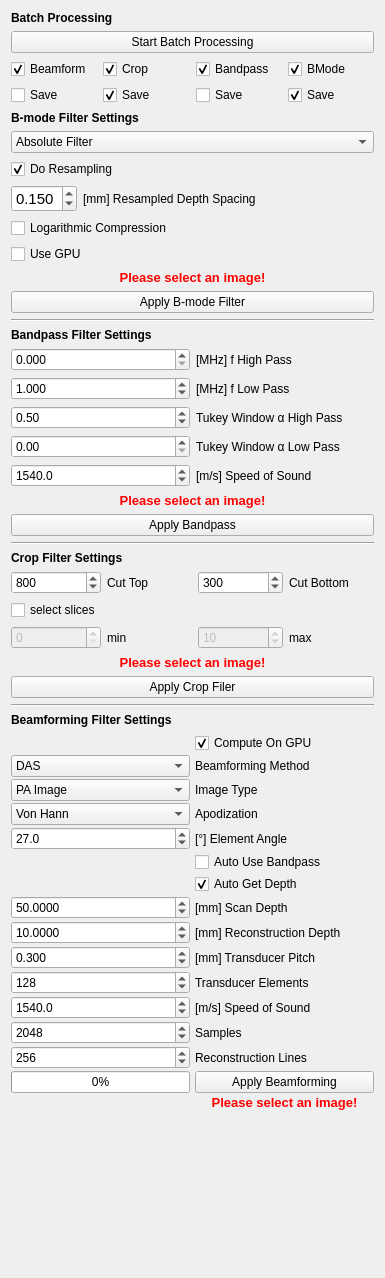
Above: Plugins/org.mitk.gui.qt.photoacoustics.imageprocessing/src/internal/PAImageProcessingControls.ui from MITK/MITK before the change. Below: the same form after it.
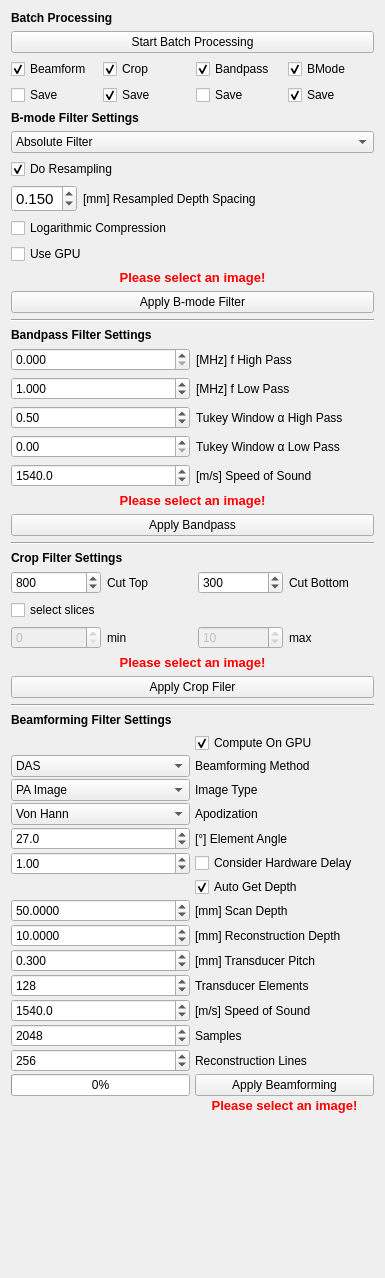
That is the form after the change.

Commit message: Added the feature to cut off the delay before beamforming

What changed in the file:
```diff
--- a/Plugins/org.mitk.gui.qt.photoacoustics.imageprocessing/src/internal/PAImageProcessingControls.ui
+++ b/Plugins/org.mitk.gui.qt.photoacoustics.imageprocessing/src/internal/PAImageProcessingControls.ui
@@ -567,7 +567,7 @@
        <property name="verticalSpacing">
         <number>2</number>
        </property>
-       <item row="21" column="0">
+       <item row="20" column="0">
         <widget class="QDoubleSpinBox" name="SpeedOfSound">
          <property name="sizePolicy">
           <sizepolicy hsizetype="Preferred" vsizetype="Fixed">
@@ -592,7 +592,7 @@
          </property>
         </widget>
        </item>
-       <item row="16" column="1">
+       <item row="15" column="1">
         <widget class="QCheckBox" name="UseImageSpacing">
          <property name="text">
           <string>Auto Get Depth</string>
@@ -602,14 +602,14 @@
          </property>
         </widget>
        </item>
-       <item row="25" column="1">
+       <item row="24" column="1">
         <widget class="QPushButton" name="buttonApplyBeamforming">
          <property name="text">
           <string>Apply Beamforming</string>
          </property>
         </widget>
        </item>
-       <item row="16" column="0">
+       <item row="15" column="0">
         <widget class="QLabel" name="label_14">
          <property name="text">
           <string/>
@@ -623,14 +623,14 @@
          </property>
         </widget>
        </item>
-       <item row="17" column="1">
+       <item row="16" column="1">
         <widget class="QLabel" name="label">
          <property name="text">
           <string>[mm] Scan Depth</string>
          </property>
         </widget>
        </item>
-       <item row="19" column="0">
+       <item row="18" column="0">
         <widget class="QDoubleSpinBox" name="Pitch">
          <property name="sizePolicy">
           <sizepolicy hsizetype="Preferred" vsizetype="Fixed">
@@ -655,14 +655,14 @@
          </property>
         </widget>
        </item>
-       <item row="20" column="1">
+       <item row="19" column="1">
         <widget class="QLabel" name="label_5">
          <property name="text">
           <string>Transducer Elements</string>
          </property>
         </widget>
        </item>
-       <item row="17" column="0">
+       <item row="16" column="0">
         <widget class="QDoubleSpinBox" name="ScanDepth">
          <property name="sizePolicy">
           <sizepolicy hsizetype="Preferred" vsizetype="Fixed">
@@ -684,14 +684,14 @@
          </property>
         </widget>
        </item>
-       <item row="19" column="1">
+       <item row="18" column="1">
         <widget class="QLabel" name="label_3">
          <property name="text">
           <string>[mm] Transducer Pitch</string>
          </property>
         </widget>
        </item>
-       <item row="20" column="0">
+       <item row="19" column="0">
         <widget class="QSpinBox" name="ElementCount">
          <property name="sizePolicy">
           <sizepolicy hsizetype="Preferred" vsizetype="Fixed">
@@ -713,7 +713,7 @@
          </property>
         </widget>
        </item>
-       <item row="22" column="0">
+       <item row="21" column="0">
         <widget class="QSpinBox" name="Samples">
          <property name="sizePolicy">
           <sizepolicy hsizetype="Preferred" vsizetype="Fixed">
@@ -735,7 +735,7 @@
          </property>
         </widget>
        </item>
-       <item row="23" column="0">
+       <item row="22" column="0">
         <widget class="QSpinBox" name="Lines">
          <property name="sizePolicy">
           <sizepolicy hsizetype="Preferred" vsizetype="Fixed">
@@ -757,21 +757,21 @@
          </property>
         </widget>
        </item>
-       <item row="22" column="1">
+       <item row="21" column="1">
         <widget class="QLabel" name="label_6">
          <property name="text">
           <string>Samples</string>
          </property>
         </widget>
        </item>
-       <item row="23" column="1">
+       <item row="22" column="1">
         <widget class="QLabel" name="label_7">
          <property name="text">
           <string>Reconstruction Lines</string>
          </property>
         </widget>
        </item>
-       <item row="25" column="0">
+       <item row="24" column="0">
         <widget class="QProgressBar" name="progressBar">
          <property name="enabled">
           <bool>true</bool>
@@ -874,7 +874,7 @@
          </property>
         </widget>
        </item>
-       <item row="21" column="1">
+       <item row="20" column="1">
         <widget class="QLabel" name="label_2">
          <property name="text">
           <string>[m/s] Speed of Sound</string>
@@ -887,7 +887,7 @@
        <item row="1" column="1">
         <layout class="QHBoxLayout" name="horizontalLayout_3"/>
        </item>
-       <item row="26" column="0">
+       <item row="25" column="0">
         <widget class="QLabel" name="ProgressInfo">
          <property name="text">
           <string/>
@@ -904,16 +904,6 @@
          </property>
         </widget>
        </item>
-       <item row="15" column="1">
-        <widget class="QCheckBox" name="UseBP">
-         <property name="enabled">
-          <bool>true</bool>
-         </property>
-         <property name="text">
-          <string>Auto Use Bandpass</string>
-         </property>
-        </widget>
-       </item>
        <item row="5" column="0">
         <widget class="QDoubleSpinBox" name="Angle">
          <property name="sizePolicy">
@@ -943,21 +933,21 @@
          </property>
         </widget>
        </item>
-       <item row="26" column="1">
+       <item row="25" column="1">
         <widget class="QLabel" name="labelWarning4">
          <property name="text">
           <string>&lt;html&gt;&lt;head/&gt;&lt;body&gt;&lt;p align=&quot;center&quot;&gt;&lt;span style=&quot; font-size:10pt; font-weight:600; color:#ff0000;&quot;&gt;Please select an image!&lt;/span&gt;&lt;/p&gt;&lt;/body&gt;&lt;/html&gt;</string>
          </property>
         </widget>
        </item>
-       <item row="18" column="1">
+       <item row="17" column="1">
         <widget class="QLabel" name="ReconstructionDepthLabel">
          <property name="text">
           <string>[mm] Reconstruction Depth</string>
          </property>
         </widget>
        </item>
-       <item row="18" column="0">
+       <item row="17" column="0">
         <widget class="QDoubleSpinBox" name="ReconstructionDepth">
          <property name="decimals">
           <number>4</number>
@@ -973,6 +963,29 @@
          </property>
         </widget>
        </item>
+       <item row="6" column="0">
+        <widget class="QDoubleSpinBox" name="SignalDelay">
+         <property name="singleStep">
+          <double>0.100000000000000</double>
+         </property>
+         <property name="value">
+          <double>1.000000000000000</double>
+         </property>
+        </widget>
+       </item>
+       <item row="6" column="1">
+        <widget class="QCheckBox" name="UseSignalDelay">
+         <property name="toolTip">
+          <string>&lt;html&gt;&lt;head/&gt;&lt;body&gt;&lt;p&gt;Some setups' hardware produces signal delays that need to be cropped out of the image before performing beamforming. To do this, select this box.&lt;/p&gt;&lt;/body&gt;&lt;/html&gt;</string>
+         </property>
+         <property name="text">
+          <string>Consider Hardware Delay</string>
+         </property>
+         <property name="checked">
+          <bool>false</bool>
+         </property>
+        </widget>
+       </item>
       </layout>
      </item>
      <item>
```
The commit also changes 2 other files.
